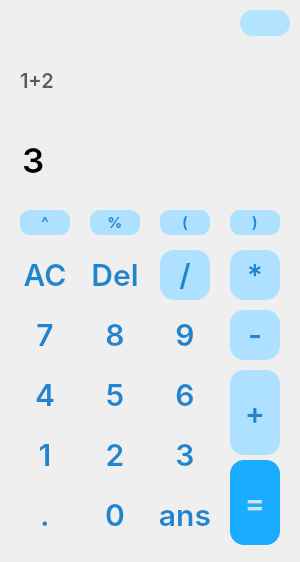
First picture: the form in Calculator_Qt.ui, repository Yusfgus/Calculator_Qt, before the edit.
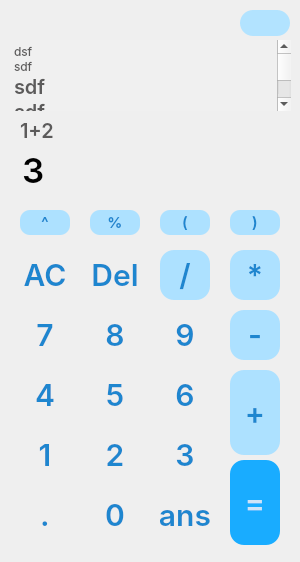
Second picture: the form after the edit. Icons and pictures are not drawn.

Diff of the .ui file:
```diff
--- a/Calculator_Qt.ui
+++ b/Calculator_Qt.ui
@@ -644,7 +644,7 @@
     <property name="geometry">
      <rect>
       <x>20</x>
-      <y>50</y>
+      <y>100</y>
       <width>260</width>
       <height>60</height>
      </rect>
@@ -687,7 +687,7 @@
     <property name="geometry">
      <rect>
       <x>20</x>
-      <y>130</y>
+      <y>140</y>
       <width>260</width>
       <height>60</height>
      </rect>
@@ -732,6 +732,43 @@
      <string/>
     </property>
    </widget>
+   <widget class="QTextBrowser" name="textBrowser">
+    <property name="geometry">
+     <rect>
+      <x>10</x>
+      <y>40</y>
+      <width>281</width>
+      <height>71</height>
+     </rect>
+    </property>
+    <property name="styleSheet">
+     <string notr="true">border : none;
+background-color: #f0f0f0;
+
+color: #5C5B5B;
+font-family: Inter;
+font-size: 15px;
+font-style: normal;
+</string>
+    </property>
+    <property name="html">
+     <string>&lt;!DOCTYPE HTML PUBLIC &quot;-//W3C//DTD HTML 4.0//EN&quot; &quot;http://www.w3.org/TR/REC-html40/strict.dtd&quot;&gt;
+&lt;html&gt;&lt;head&gt;&lt;meta name=&quot;qrichtext&quot; content=&quot;1&quot; /&gt;&lt;meta charset=&quot;utf-8&quot; /&gt;&lt;style type=&quot;text/css&quot;&gt;
+p, li { white-space: pre-wrap; }
+hr { height: 1px; border-width: 0; }
+li.unchecked::marker { content: &quot;\2610&quot;; }
+li.checked::marker { content: &quot;\2612&quot;; }
+&lt;/style&gt;&lt;/head&gt;&lt;body style=&quot; font-family:'Inter'; font-size:15px; font-weight:400; font-style:normal;&quot;&gt;
+&lt;p style=&quot; margin-top:0px; margin-bottom:0px; margin-left:0px; margin-right:0px; -qt-block-indent:0; text-indent:0px;&quot;&gt;&lt;span style=&quot; font-family:'Segoe UI'; font-size:9pt;&quot;&gt;dsf&lt;/span&gt;&lt;/p&gt;
+&lt;p style=&quot; margin-top:0px; margin-bottom:0px; margin-left:0px; margin-right:0px; -qt-block-indent:0; text-indent:0px;&quot;&gt;&lt;span style=&quot; font-family:'Segoe UI'; font-size:9pt;&quot;&gt;sdf&lt;/span&gt;&lt;/p&gt;
+&lt;p style=&quot; margin-top:0px; margin-bottom:0px; margin-left:0px; margin-right:0px; -qt-block-indent:0; text-indent:0px;&quot;&gt;&lt;span style=&quot; font-size:20px; font-weight:500;&quot;&gt;sdf&lt;/span&gt;&lt;/p&gt;
+&lt;p style=&quot; margin-top:0px; margin-bottom:0px; margin-left:0px; margin-right:0px; -qt-block-indent:0; text-indent:0px;&quot;&gt;&lt;span style=&quot; font-size:20px; font-weight:500;&quot;&gt;sdf&lt;/span&gt;&lt;/p&gt;
+&lt;p style=&quot; margin-top:0px; margin-bottom:0px; margin-left:0px; margin-right:0px; -qt-block-indent:0; text-indent:0px;&quot;&gt;&lt;span style=&quot; font-size:20px; font-weight:500;&quot;&gt;sd&lt;/span&gt;&lt;/p&gt;
+&lt;p style=&quot; margin-top:0px; margin-bottom:0px; margin-left:0px; margin-right:0px; -qt-block-indent:0; text-indent:0px;&quot;&gt;&lt;span style=&quot; font-size:20px; font-weight:500;&quot;&gt;fsd&lt;/span&gt;&lt;/p&gt;
+&lt;p style=&quot; margin-top:0px; margin-bottom:0px; margin-left:0px; margin-right:0px; -qt-block-indent:0; text-indent:0px;&quot;&gt;&lt;span style=&quot; font-size:20px; font-weight:500;&quot;&gt;fas&lt;/span&gt;&lt;/p&gt;
+&lt;p style=&quot; margin-top:0px; margin-bottom:0px; margin-left:0px; margin-right:0px; -qt-block-indent:0; text-indent:0px;&quot;&gt;&lt;span style=&quot; font-size:20px; font-weight:500;&quot;&gt;d&lt;/span&gt;&lt;/p&gt;&lt;/body&gt;&lt;/html&gt;</string>
+    </property>
+   </widget>
   </widget>
  </widget>
  <layoutdefault spacing="6" margin="11"/>
```
